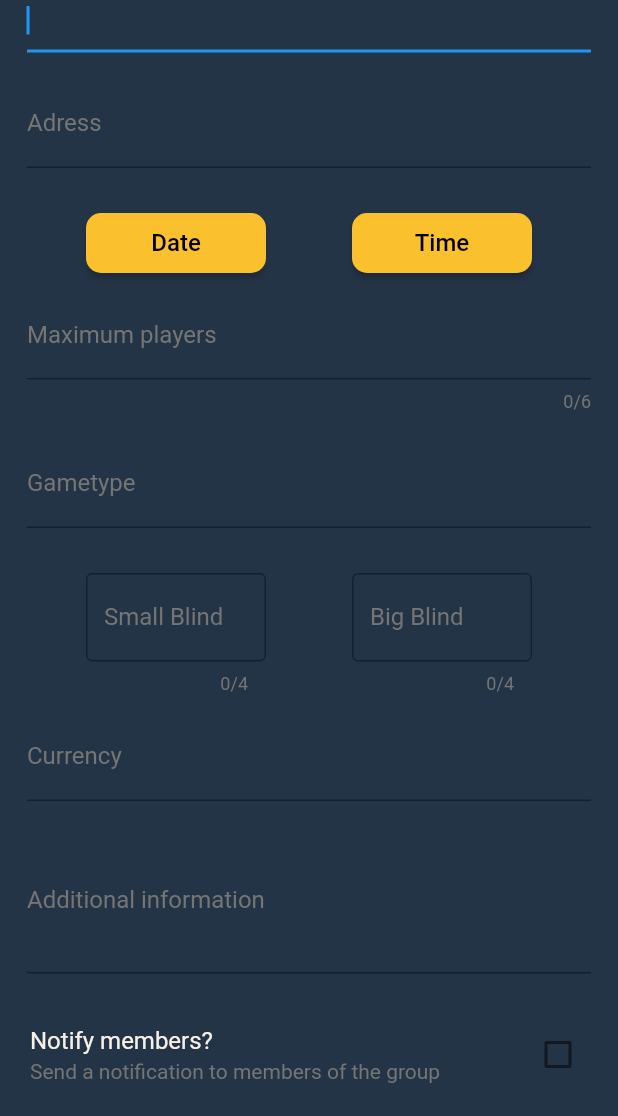
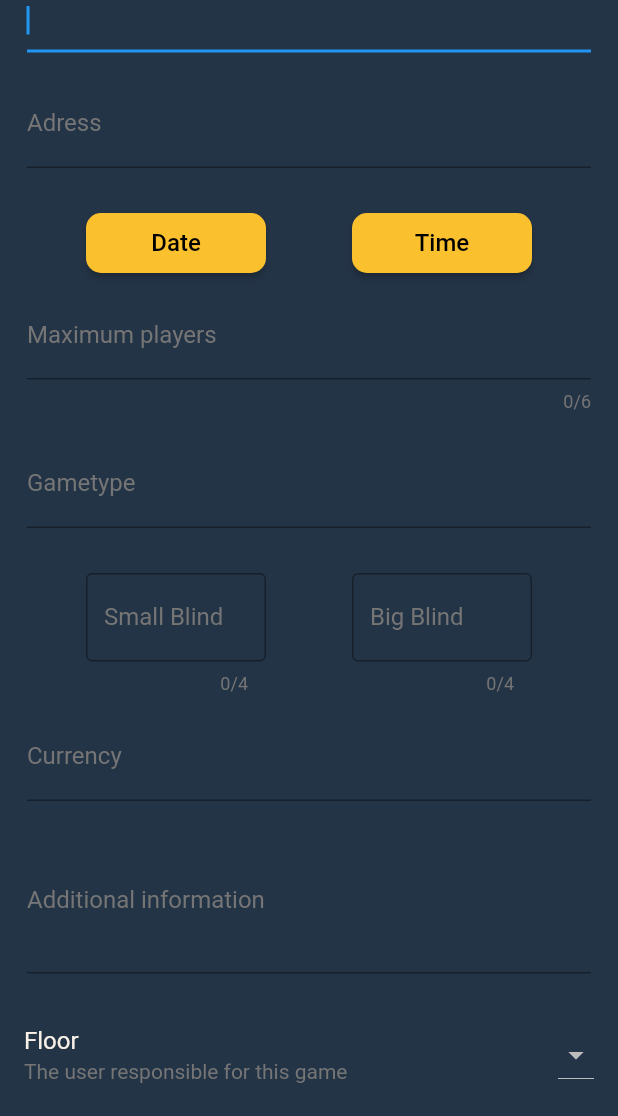
Before and after one commit to ulrikhaaland/skininthegame, a Flutter app: the NewCashGame screen opened directly with empty values, on a phone screen of 412 x 824 dp, the part 120-1236 px from its top. Run offline on Flutter 3.47's test engine with Material 2 defaults, Android fonts, the light colour scheme and no system bars; our stand-ins replace cached_network_image, charts_flutter, cloud_firestore, firebase_auth, firebase_messaging, firebase_storage and 3 more; missing offline and left inert: flutter_inapp_purchase, launch_review; accounts and stored records are empty; network calls fail; project files that could hold a hidden picture were left out.

```diff
--- a/lib/objects/game.dart
+++ b/lib/objects/game.dart
@@ -26,6 +26,7 @@ class Game {
       this.moneyOnTable,
       this.showMoneyOnTable,
       this.type,
+      this.floor,
       {this.addonPrice,
       this.rebuyPrice});
 
@@ -47,6 +48,7 @@ class Game {
   int addonPrice;
   int rebuyPrice;
 
+  String floor;
   String adress;
   String date;
   String gameType;
@@ -85,6 +87,7 @@ class Game {
         'addonprice': this.addonPrice,
         'rebuyprice': this.rebuyPrice,
         'type': this.type,
+        'floor': this.floor,
       };
 
   Game fromMap(Map map) {
@@ -113,6 +116,7 @@ class Game {
       moneyOnTable,
       showMoneyOnTable,
       type,
+      floor,
       rebuyPrice: this.rebuyPrice,
       addonPrice: this.addonPrice,
     );
--- a/lib/objects/user.dart
+++ b/lib/objects/user.dart
@@ -18,6 +18,7 @@ class User {
       this.subLevel,
       {this.image,
       this.notifications});
+
 
   final String userName;
   final String id;
--- a/lib/pages/group/new/newCashGame_page.dart
+++ b/lib/pages/group/new/newCashGame_page.dart
@@ -43,12 +43,17 @@ class NewCashGameState extends State<NewCashGame> {
   String time = "";
   String date = "";
 
+  List<User> adminsList = new List();
+
   bool gameIdAvailable = false;
+
+  String floorName;
 
   initState() {
     super.initState();
     currentUserId = widget.user.id;
     groupId = widget.group.id;
+    floorName = widget.user.userName;
     if (widget.user.subLevel > 0) {
       notifyMembers = true;
       moneyOnTable = true;
@@ -77,9 +82,25 @@ class NewCashGameState extends State<NewCashGame> {
         false,
         0,
         moneyOnTable,
-        0);
+        0,
+        widget.user.id);
     game.setDate("Not set");
     game.setTime("Not set");
+    getAdmins();
+  }
+
+  void getAdmins() async {
+    QuerySnapshot qSnap = await firestoreInstance
+        .collection("groups/${widget.group.id}/members")
+        .getDocuments();
+
+    qSnap.documents.forEach((doc) {
+      if (doc.data["admin"]) {
+        adminsList.add(new User(null, doc.data["uid"], doc.data["username"],
+            null, null, null, null, null, null, null, null, null, null, null));
+      }
+    });
+    setState(() {});
   }
 
   @override
@@ -456,11 +477,49 @@ class NewCashGameState extends State<NewCashGame> {
                 val.isEmpty ? game.setInfo("Not Set") : game.setInfo(val),
           )),
           Padding(
-            padding: EdgeInsets.only(
-              left: 4.0,
-              right: 4.0,
+            padding: EdgeInsets.only(bottom: 16),
+            child: ListTile(
+              subtitle: new Text(
+                "The user responsible for this game",
+                style: new TextStyle(color: Colors.grey[600]),
               ),
-            child: new CheckboxListTile(
+              title: new Text(
+                "Floor",
+                style: new TextStyle(color: UIData.blackOrWhite),
+              ),
+              trailing: Theme(
+                data:
+                    Theme.of(context).copyWith(canvasColor: UIData.appBarColor),
+                child: new Container(
+                    child: new DropdownButton<String>(
+                  style: TextStyle(color: UIData.blackOrWhite),
+                  hint: new Text(
+                    floorName,
+                    style: new TextStyle(
+                        color: UIData.blackOrWhite,
+                        fontWeight: FontWeight.bold),
+                  ),
+                  items: adminsList.map((User user) {
+                    return new DropdownMenuItem<String>(
+                      value: user.userName,
+                      child: new Text(
+                        user.userName,
+                        style: new TextStyle(color: UIData.blackOrWhite),
+                      ),
+                    );
+                  }).toList(),
+                  onChanged: (_) {
+                    if (floorName != _) {
+                      setState(() {
+                        floorName = _;
+                      });
+                    }
+                  },
+                )),
+              ),
+            ),
+          ),
+          new CheckboxListTile(
               subtitle: new Text(
                 "Send a notification to members of the group",
                 style: new TextStyle(color: Colors.grey[600]),
@@ -487,13 +546,12 @@ class NewCashGameState extends State<NewCashGame> {
                 }
                 setState(() {});
               }),
-          ),
           disabledNotifications(),
           Padding(
             padding: EdgeInsets.only(top: 16),
           ),
           Padding(
-            padding: EdgeInsets.only(left: 4.0, right: 4.0, bottom: 18.0),
+            padding: EdgeInsets.only(bottom: 16.0),
             child: new CheckboxListTile(
                 subtitle: new Text(
                   "Once the game is marked as finished, the app will calculate who pays who",
@@ -511,12 +569,7 @@ class NewCashGameState extends State<NewCashGame> {
                   setState(() {});
                 }),
           ),
-          Padding(
-            padding: EdgeInsets.only(
-              left: 4.0,
-              right: 4.0,
-            ),
-            child: new CheckboxListTile(
+          new CheckboxListTile(
               subtitle: new Text(
                 "Let users see how much money is on the table",
                 style: new TextStyle(
@@ -545,7 +598,6 @@ class NewCashGameState extends State<NewCashGame> {
                   setState(() {});
                 }
               }),
-          ),
           disabledMoneyOnTheTable(),
           Padding(
             padding: EdgeInsets.only(top: 16),
--- a/lib/pages/group/new/newTournament_page.dart
+++ b/lib/pages/group/new/newTournament_page.dart
@@ -118,6 +118,7 @@ class NewTournamentState extends State<NewTournament> {
       0,
       null,
       1,
+      widget.user.id,
       addonPrice: null,
       rebuyPrice: null,
     );
```
Also changed, not shown: lib/pages/group/group_pages/cashgame/cashgame_page.dart (+94 -6 lines), lib/pages/group/group_pages/cashgame/cashgame_player_page.dart (+12 -5 lines). Lines whose indentation alone changed are shown as unchanged.
